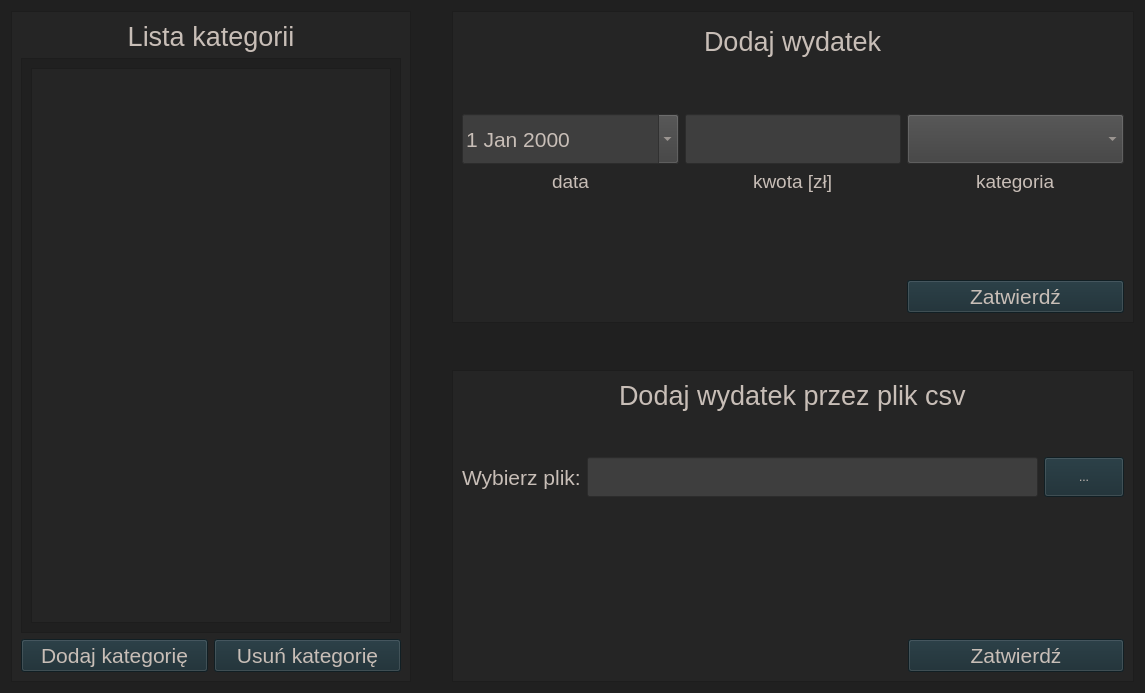
Old version of the form ui/expenses_tab.ui in the repository zuzmej/Wydatkoinator.
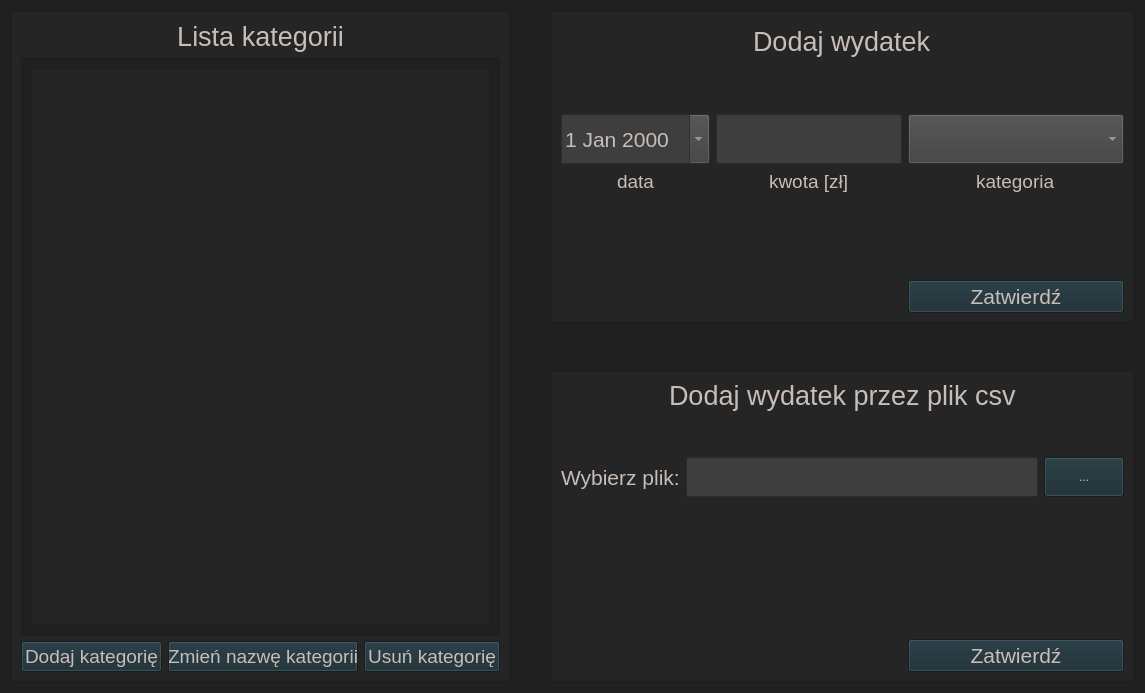
New version of the form.

Commit message: stworzenie okna dialogowego do zmiany nazwy kategorii; oprogramowanie przycisku zmien nazwe kategorii -- do dokonczenia; poprawa ui expenses_tab

```diff
--- a/ui/expenses_tab.ui
+++ b/ui/expenses_tab.ui
@@ -221,7 +221,7 @@
       <enum>QFrame::Raised</enum>
      </property>
      <layout class="QGridLayout" name="gridLayout_5">
-      <item row="0" column="0" colspan="2">
+      <item row="0" column="0" colspan="3">
        <widget class="QLabel" name="categories_list_label">
         <property name="font">
          <font>
@@ -236,7 +236,55 @@
         </property>
        </widget>
       </item>
-      <item row="1" column="0" colspan="2">
+      <item row="5" column="0">
+       <widget class="QPushButton" name="add_category_button">
+        <property name="sizePolicy">
+         <sizepolicy hsizetype="Fixed" vsizetype="Fixed">
+          <horstretch>0</horstretch>
+          <verstretch>0</verstretch>
+         </sizepolicy>
+        </property>
+        <property name="minimumSize">
+         <size>
+          <width>0</width>
+          <height>30</height>
+         </size>
+        </property>
+        <property name="font">
+         <font>
+          <pointsize>14</pointsize>
+         </font>
+        </property>
+        <property name="layoutDirection">
+         <enum>Qt::LeftToRight</enum>
+        </property>
+        <property name="text">
+         <string>Dodaj kategorię</string>
+        </property>
+        <property name="checkable">
+         <bool>false</bool>
+        </property>
+       </widget>
+      </item>
+      <item row="5" column="2">
+       <widget class="QPushButton" name="delete_category_button">
+        <property name="minimumSize">
+         <size>
+          <width>0</width>
+          <height>30</height>
+         </size>
+        </property>
+        <property name="font">
+         <font>
+          <pointsize>14</pointsize>
+         </font>
+        </property>
+        <property name="text">
+         <string>Usuń kategorię</string>
+        </property>
+       </widget>
+      </item>
+      <item row="1" column="0" colspan="3">
        <widget class="QScrollArea" name="scrollArea">
         <property name="widgetResizable">
          <bool>true</bool>
@@ -246,8 +294,8 @@
           <rect>
            <x>0</x>
            <y>0</y>
-           <width>378</width>
-           <height>577</height>
+           <width>490</width>
+           <height>579</height>
           </rect>
          </property>
          <layout class="QGridLayout" name="gridLayout_4">
@@ -279,8 +327,8 @@
         </widget>
        </widget>
       </item>
-      <item row="2" column="0">
-       <widget class="QPushButton" name="add_category_button">
+      <item row="5" column="1">
+       <widget class="QPushButton" name="change_category_button">
         <property name="minimumSize">
          <size>
           <width>0</width>
@@ -289,29 +337,11 @@
         </property>
         <property name="font">
          <font>
-          <pointsize>16</pointsize>
+          <pointsize>14</pointsize>
          </font>
         </property>
         <property name="text">
-         <string>Dodaj kategorię</string>
-        </property>
-       </widget>
-      </item>
-      <item row="2" column="1">
-       <widget class="QPushButton" name="delete_category_button">
-        <property name="minimumSize">
-         <size>
-          <width>0</width>
-          <height>30</height>
-         </size>
-        </property>
-        <property name="font">
-         <font>
-          <pointsize>16</pointsize>
-         </font>
-        </property>
-        <property name="text">
-         <string>Usuń kategorię</string>
+         <string>Zmień nazwę kategorii</string>
         </property>
        </widget>
       </item>
```
The commit also changes 5 other files.
